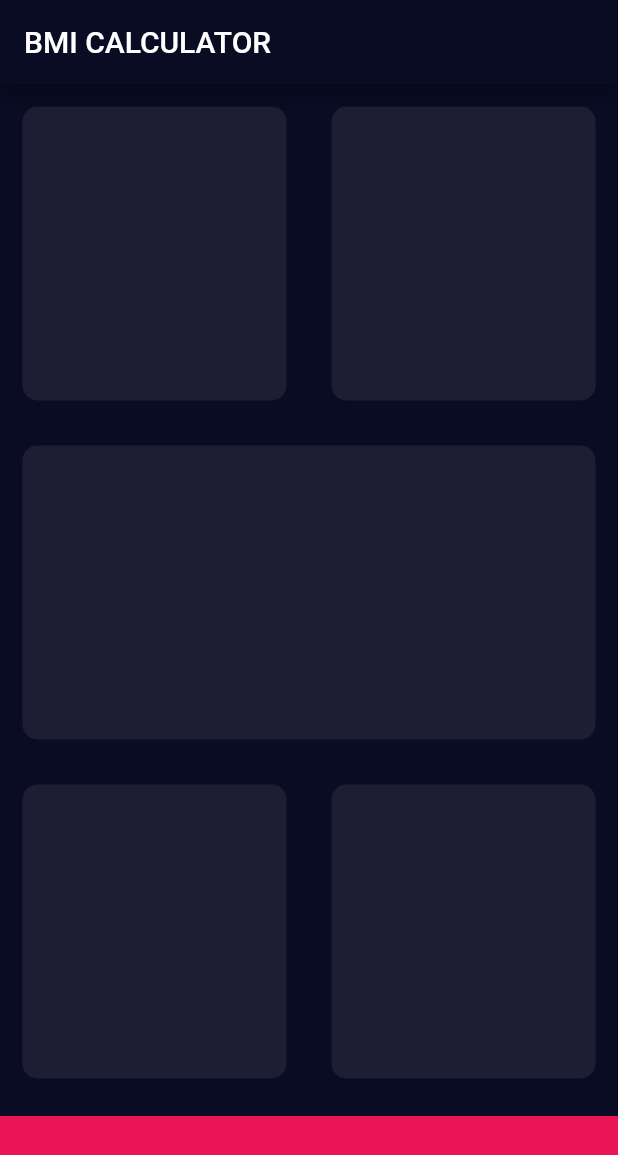
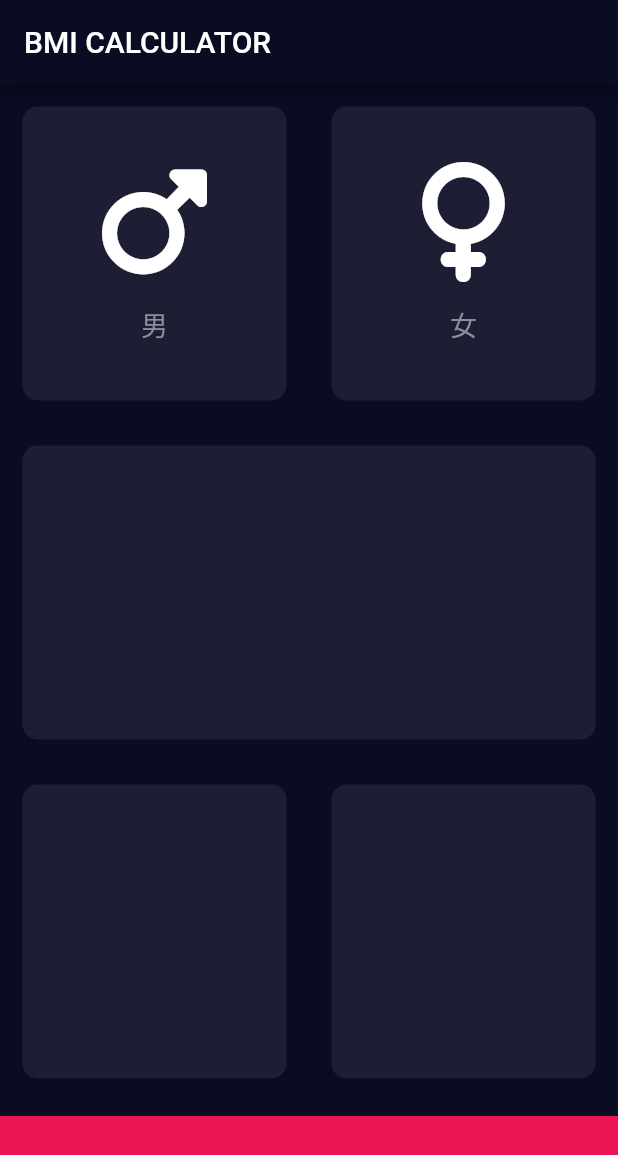
Before and after one commit to yusheng593/BMICalculator, a Flutter app: the screen it shows after launch, on a phone screen of 412 x 824 dp. Shown: the top 1155 px of the screen. Run offline on Flutter 3.47's test engine with Material 2 defaults, Android fonts, the phone set to English and light mode, and no system bars; our stand-ins replace font_awesome_flutter.

Commit message:
自訂 icon widget and card widget

```diff
--- /dev/null
+++ b/lib/icon_content.dart
@@ -0,0 +1,39 @@
+import 'package:flutter/material.dart';
+
+const labelTextStyle = TextStyle(
+  fontSize: 18.0,
+  color: Color(0xFF8D8E98),
+);
+const sizedBoxHeight = 15.0;
+const iconSize = 80.0;
+
+class IconContent extends StatelessWidget {
+  const IconContent({
+    Key? key,
+    required this.icon,
+    required this.label,
+  }) : super(key: key);
+
+  final IconData icon;
+  final String label;
+
+  @override
+  Widget build(BuildContext context) {
+    return Column(
+      mainAxisAlignment: MainAxisAlignment.center,
+      children: [
+        Icon(
+          icon,
+          size: iconSize,
+        ),
+        const SizedBox(
+          height: sizedBoxHeight,
+        ),
+        Text(
+          label,
+          style: labelTextStyle,
+        )
+      ],
+    );
+  }
+}
--- a/lib/input_page.dart
+++ b/lib/input_page.dart
@@ -1,8 +1,15 @@
 import 'package:flutter/material.dart';
+import 'package:font_awesome_flutter/font_awesome_flutter.dart';
+import 'package:bmi_calculator/reusable_card.dart';
+import 'package:bmi_calculator/icon_content.dart';
 
 const bottomContainerHeight = 80.0;
 const customColor = Color(0xFF1D1E33);
 const bottomContainerColor = Color(0xFFEB1555);
+const maleIcon = FontAwesomeIcons.mars;
+const femaleIcon = FontAwesomeIcons.venus;
+const maleLabel = '男';
+const femaleLabel = '女';
 
 class InputPage extends StatefulWidget {
   const InputPage({Key? key}) : super(key: key);
@@ -25,11 +32,19 @@ class InputPageState extends State<InputPage> {
               Expanded(
                 child: ReusableCard(
                   backgroundColor: customColor,
+                  cardChild: IconContent(
+                    icon: maleIcon,
+                    label: maleLabel,
+                  ),
                 ),
               ),
               Expanded(
                 child: ReusableCard(
                   backgroundColor: customColor,
+                  cardChild: IconContent(
+                    icon: femaleIcon,
+                    label: femaleLabel,
+                  ),
                 ),
               ),
             ],
@@ -66,22 +81,3 @@ class InputPageState extends State<InputPage> {
     );
   }
 }
-
-class ReusableCard extends StatelessWidget {
-  const ReusableCard({Key? key, required this.backgroundColor, this.cardChild})
-      : super(key: key);
-  final Color backgroundColor;
-  final Widget? cardChild;
-
-  @override
-  Widget build(BuildContext context) {
-    return Container(
-      decoration: BoxDecoration(
-        color: backgroundColor,
-        borderRadius: BorderRadius.circular(10.0),
-      ),
-      margin: const EdgeInsets.all(15.0),
-      child: cardChild,
-    );
-  }
-}
--- /dev/null
+++ b/lib/reusable_card.dart
@@ -0,0 +1,20 @@
+import 'package:flutter/material.dart';
+
+class ReusableCard extends StatelessWidget {
+  const ReusableCard({Key? key, required this.backgroundColor, this.cardChild})
+      : super(key: key);
+  final Color backgroundColor;
+  final Widget? cardChild;
+
+  @override
+  Widget build(BuildContext context) {
+    return Container(
+      decoration: BoxDecoration(
+        color: backgroundColor,
+        borderRadius: BorderRadius.circular(10.0),
+      ),
+      margin: const EdgeInsets.all(15.0),
+      child: cardChild,
+    );
+  }
+}
--- a/pubspec.yaml
+++ b/pubspec.yaml
@@ -34,6 +34,7 @@ dependencies:
   # The following adds the Cupertino Icons font to your application.
   # Use with the CupertinoIcons class for iOS style icons.
   cupertino_icons: ^1.0.2
+  font_awesome_flutter: ^10.1.0
 
 dev_dependencies:
   flutter_test:
```
Also changed, not shown: pubspec.lock, 1 other file.
